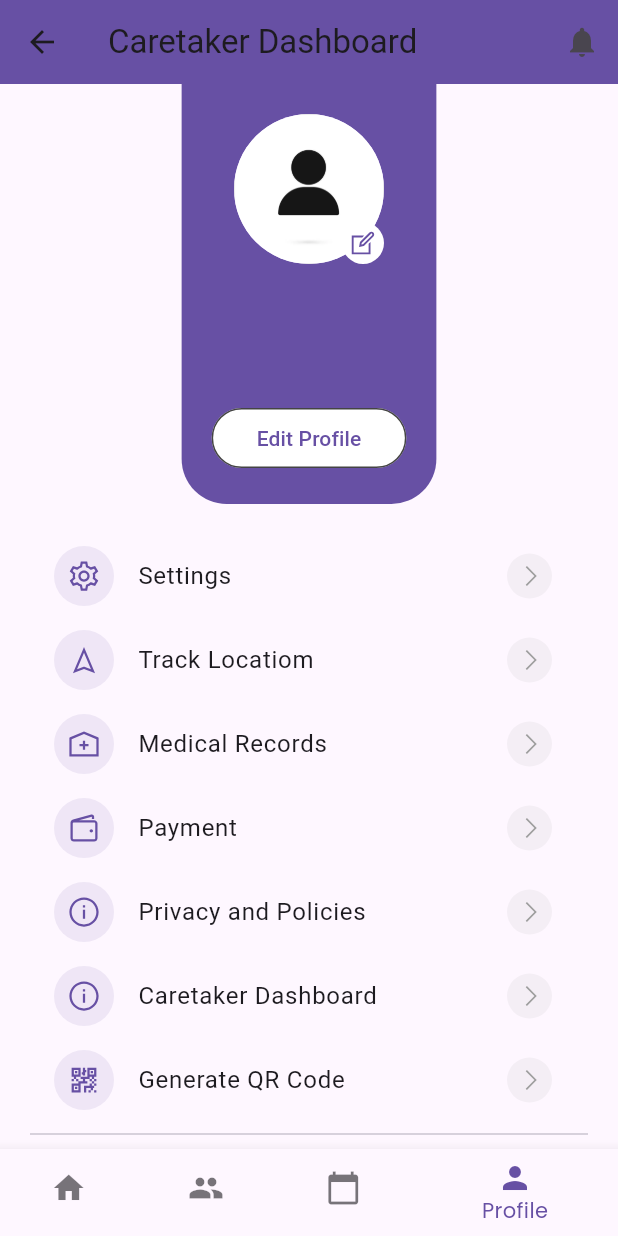
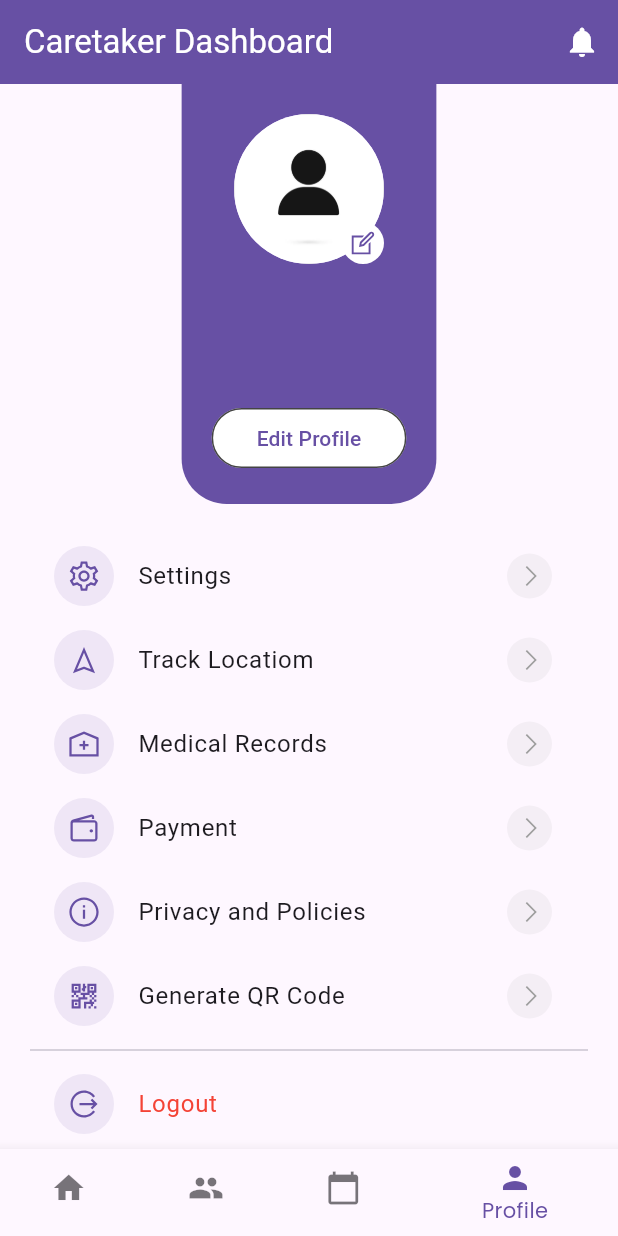
Before and after one commit to sarojbomjan/AgeWell, a Flutter app: the CaretakerDashboard screen opened directly, item 4 of the bottom bar chosen, on a phone screen of 412 x 824 dp. Run offline on Flutter 3.47's test engine with Material 3 defaults, Android fonts, the phone set to English and light mode, and no system bars; our stand-ins replace awesome_notifications, cloud_firestore, country_picker, firebase_auth, firebase_core, fl_chart and 11 more; missing offline and left inert: flutter_webrtc, heart_bpm; accounts and stored records are empty.

Commit message:
removed caretaker navigation from profile

```diff
--- a/lib/caretaker_dashboard/pages/caretaker_dashboard.dart
+++ b/lib/caretaker_dashboard/pages/caretaker_dashboard.dart
@@ -33,11 +33,13 @@
   Widget build(BuildContext context) {
     return Scaffold(
       appBar: AppBar(
-        title: const Text('Caretaker Dashboard'),
+        title: const Text('Caretaker Dashboard',
+          style: TextStyle(color: Colors.white),
+        ),
         backgroundColor: Theme.of(context).colorScheme.primary,
         actions: [
           IconButton(
-            icon: const Icon(Icons.notifications),
+            icon: const Icon(Icons.notifications, color: Colors.white,),
             onPressed: () {
               // Handle notifications
             },
--- a/lib/pages/profile/profile_page.dart
+++ b/lib/pages/profile/profile_page.dart
@@ -160,13 +160,6 @@
             },
           ),
           ProfileMenuWidget(
-            title: "Caretaker Dashboard",
-            icon: LineAwesomeIcons.info_circle_solid,
-            onPress: () {
-              Get.to(() => const CaretakerDashboard());
-            },
-          ),
-          ProfileMenuWidget(
             title: "Generate QR Code",
             icon: LineAwesomeIcons.qrcode_solid,
             onPress: () {
```
Also changed, not shown: lib/pages/services_booking/caretaker_service/caregiver_booking_card.dart (+5 -2 lines), lib/pages/services_booking/old_age_home_service/old_age_home_page.dart (+18 -6 lines).
